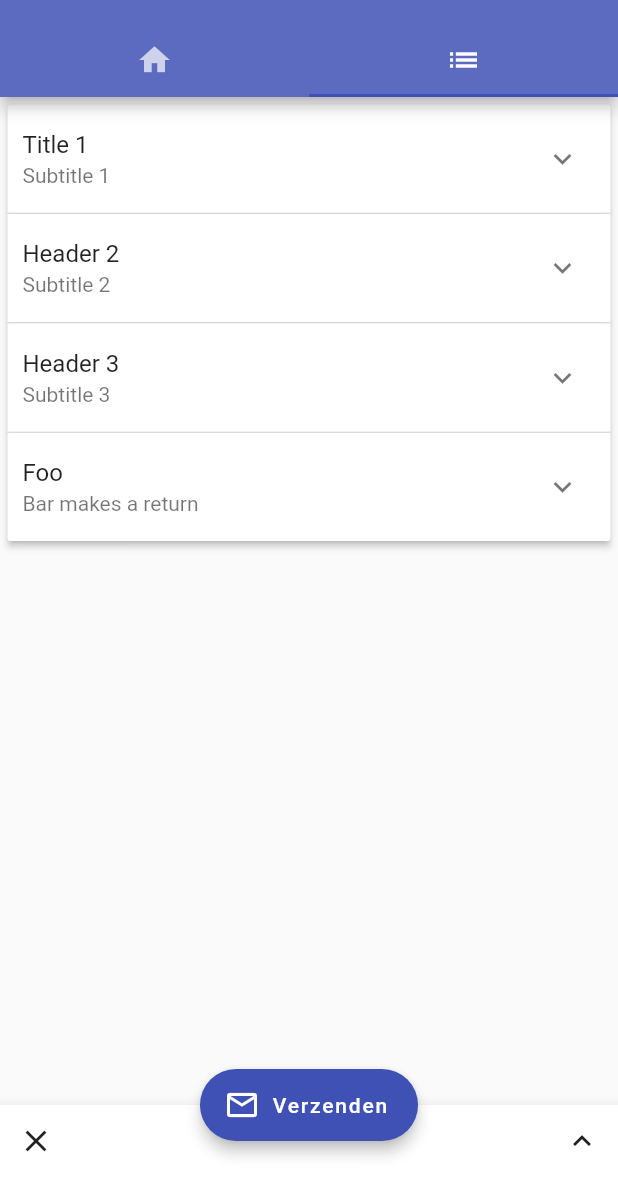
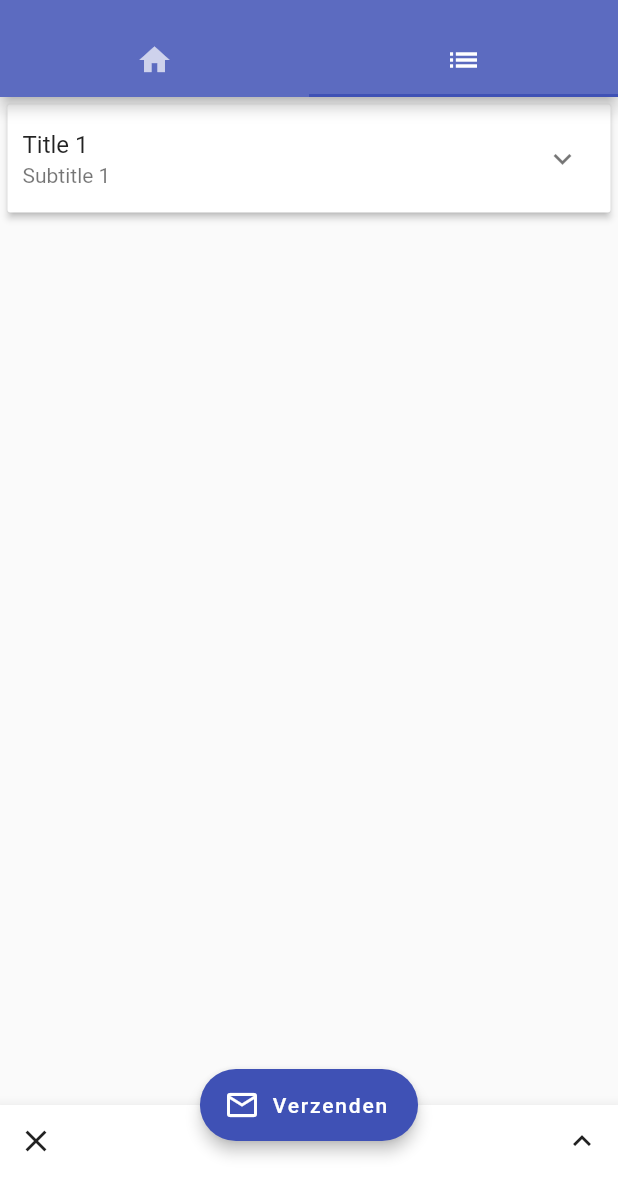
Before and after one commit to Kwonunn/arriva_app, a Flutter app: the screen it shows after launch, tab 2 chosen, after a tap on "Verzenden", on a phone screen of 412 x 824 dp, the part 59-1236 px from its top. Run offline on Flutter 3.47's test engine with Material 2 defaults, Android fonts, the phone set to English and light mode, and no system bars.

Commit message:
Moved questions to same page for formkey

```diff
--- a/lib/main.dart
+++ b/lib/main.dart
@@ -1,7 +1,8 @@
 import 'package:flutter/material.dart';
-import 'package:arriva_app/questions.dart';
+// import 'package:arriva_app/questions.dart';
 
 void main() => runApp(MyApp());
+final GlobalKey<FormState> _formKey = GlobalKey<FormState>();
 
 class MyApp extends StatelessWidget {
   // This widget is the root of your application.
@@ -18,6 +19,7 @@ class MyApp extends StatelessWidget {
     );
   }
 }
+
 
 class MyHomePage extends StatefulWidget {
   MyHomePage({Key key, this.title}) : super(key: key);
@@ -38,19 +40,14 @@ class MyHomePage extends StatefulWidget {
 }
 
 class _MyHomePageState extends State<MyHomePage> {
-  int _counter = 0;
+  GlobalKey<FormState> _formKey;
 
-  void _incrementCounter() {
-    setState(() {
-      _counter++;
-    });
+  void _sendForm() {
+    _formKey;
   }
 
   void _clearFields() {
     // Do nothing for now
-    setState(() {
-      _counter = 0;
-    });
   }
 
   void _foldAllFields() {
@@ -82,21 +79,20 @@ class _MyHomePageState extends State<MyHomePage> {
                   children: <Widget>[
                     Image.asset("images/arriva_logo.png"),
                     Container(
-                      margin: EdgeInsets.all(20),
-                      child: Text("Arriva homepagina tekst bleh")
-                    ),
+                        margin: EdgeInsets.all(20),
+                        child: Text("Arriva homepagina tekst bleh")),
                   ],
                 ),
               ),
               // Invul tab
-              QuestionList(),
+              QuestionList()
             ],
           ),
           floatingActionButton: FloatingActionButton.extended(
             label: Text('Verzenden'),
             icon: Icon(Icons.mail_outline),
             tooltip: 'Verzenden',
-            onPressed: _incrementCounter,
+            onPressed: _sendForm,
             elevation: 4.0,
           ),
           floatingActionButtonLocation:
@@ -120,3 +116,91 @@ class _MyHomePageState extends State<MyHomePage> {
         ));
   }
 }
+
+class QuestionList extends StatefulWidget {
+  QuestionList({Key key}) : super(key: key);
+
+  QuestionListState createState() => QuestionListState();
+}
+
+class QuestionListState extends State<QuestionList> {
+
+  Widget build(BuildContext context) {
+    return SingleChildScrollView(
+        child: Form(
+            key: _formKey,
+            child: Container(
+                padding: EdgeInsets.all(5),
+                child: ExpansionPanelList(
+                  expansionCallback: (int index, bool isExpanded) {
+                    setState(() {
+                      questions[index].isExpanded = !isExpanded;
+                    });
+                  },
+                  children: questions.map<ExpansionPanel>((QuestionBox item) {
+                    return ExpansionPanel(
+                      canTapOnHeader: true,
+                      headerBuilder: (BuildContext context, bool isExpanded) {
+                        return ListTile(
+                          contentPadding:
+                              EdgeInsets.symmetric(horizontal: 10, vertical: 0),
+                          title: item.headerValue,
+                          subtitle: item.headerSub,
+                        );
+                      },
+                      body: ListTile(
+                        title: item.expandedBox,
+                      ),
+                      isExpanded: item.isExpanded,
+                    );
+                  }).toList(),
+                ))));
+  }
+}
+
+class QuestionBox {
+  QuestionBox(String headerText, String headerSub, String expandedText) {
+    // Assemble the variables for a single box of title, text and questions.
+    this.headerValue = Text(headerText);
+    this.headerSub = Text(headerSub);
+    this.expandedBox = Column(
+      children: <Widget>[
+        Container(
+          padding: EdgeInsets.all(5),
+          child: Column(
+            children: <Widget>[
+              Text("Vraag 1"),
+              TextFormField()
+            ],
+          ),
+        ),
+        Container(
+            padding: EdgeInsets.all(5),
+            child: Column(
+              children: <Widget>[
+                Text("Vraag 2"),
+                TextFormField(),
+              ],
+            ))
+      ],
+    );
+    this.isExpanded = false;
+  }
+
+  Text headerValue;
+  Text headerSub;
+  Widget expandedBox;
+  bool isExpanded;
+}
+
+final List<QuestionBox> questions = [
+  QuestionBox("Title 1", "Subtitle 1",
+      "Lorem ipsum dolor sit amet, consectetur adipiscing elit. Nam porttitor ligula in eleifend mattis. In hac habitasse platea dictumst. Donec ullamcorper purus tempor sem iaculis ullamcorper nec at magna. Curabitur tempor diam blandit massa laoreet auctor. Aenean a sem blandit, mattis ex vel, sagittis eros. Nulla a magna laoreet velit pretium tincidunt. Nullam id varius quam. Pellentesque semper dui lorem, in malesuada diam venenatis molestie."),
+];
+
+// QuestionBox("Header 2", "Subtitle 2",
+//     "Nulla facilisi. Nam sed erat vel lorem suscipit finibus. Aliquam tincidunt vulputate justo, sed faucibus nisi gravida vel. Donec in ultricies risus. Nam ut nunc mauris. Nullam viverra maximus leo, vitae elementum turpis tristique eu. Nam velit arcu, consequat in risus eu, varius tincidunt enim. Phasellus tempus augue ut sapien tincidunt, ac venenatis leo maximus. Maecenas maximus nec ante et sagittis. Duis ac condimentum magna, nec lobortis ipsum. Sed rutrum aliquam leo vitae luctus. Aliquam eget semper turpis, eget dapibus dolor. Sed pellentesque mi id commodo vehicula. Nulla eu rhoncus sem, at tempus justo. Vestibulum massa odio, fringilla vitae aliquam non, sollicitudin vel turpis."),
+// QuestionBox("Header 3", "Subtitle 3",
+//     "Fusce interdum est sapien, eget molestie libero convallis non. Etiam imperdiet facilisis condimentum. Aenean pretium augue tortor, eget commodo quam dictum non. Aenean dapibus orci non dui ornare ornare. Praesent pulvinar ut mauris quis gravida. Nullam mattis viverra justo, eget posuere velit imperdiet sed. Donec bibendum id nulla eu rutrum. Duis feugiat, neque ut ultrices pellentesque, lectus dui mollis purus, et aliquet erat velit eget enim. Nulla nunc enim, convallis et dolor non, faucibus maximus erat. Curabitur sed pharetra libero. Proin at metus ligula. Integer eget lorem tortor. Pellentesque sodales felis turpis, vel imperdiet nibh commodo at."),
+// QuestionBox("Foo", "Bar makes a return",
+//     "Mauris at enim consectetur, ultricies lorem sit amet, porttitor lectus. Nam cursus consectetur egestas. Nunc aliquet urna sit amet lacus porta facilisis vitae ac velit. Phasellus sollicitudin, lacus non posuere imperdiet, elit leo auctor ligula, in aliquet massa nisi dictum lectus. Vivamus auctor dapibus commodo. Curabitur in accumsan orci. Vivamus turpis risus, accumsan vel porta a, fermentum ac quam. Pellentesque posuere nisi vitae libero maximus tempor. Nunc consectetur ipsum tellus, et ultricies sapien dignissim non. Aenean ornare ex sed ornare venenatis. Duis blandit nisl nec arcu blandit efficitur. Praesent sit amet neque vitae sem cursus malesuada. Cras eget pretium ipsum."),
--- a/lib/questions.dart
+++ b/lib/questions.dart
@@ -1,4 +1,5 @@
 import 'package:flutter/material.dart';
+import 'package:arriva_app/main.dart';
 
 class QuestionList extends StatefulWidget {
   QuestionList({Key key}) : super(key: key);
@@ -7,8 +8,11 @@ class QuestionList extends StatefulWidget {
 }
 
 class QuestionListState extends State<QuestionList> {
+
   Widget build(BuildContext context) {
     return SingleChildScrollView(
+        child: Form(
+            key: _formKey,
             child: Container(
                 padding: EdgeInsets.all(5),
                 child: ExpansionPanelList(
@@ -22,43 +26,65 @@ class QuestionListState extends State<QuestionList> {
                       canTapOnHeader: true,
                       headerBuilder: (BuildContext context, bool isExpanded) {
                         return ListTile(
-                      contentPadding: EdgeInsets.symmetric(horizontal: 10, vertical: 0),
+                          contentPadding:
+                              EdgeInsets.symmetric(horizontal: 10, vertical: 0),
                           title: item.headerValue,
                           subtitle: item.headerSub,
                         );
                       },
                       body: ListTile(
-                    title: item.expandedValue,
+                        title: item.expandedBox,
                       ),
                       isExpanded: item.isExpanded,
                     );
                   }).toList(),
-            )));
+                ))));
   }
 }
 
 class QuestionBox {
   QuestionBox(String headerText, String headerSub, String expandedText) {
+    // Assemble the variables for a single box of title, text and questions.
     this.headerValue = Text(headerText);
     this.headerSub = Text(headerSub);
-    this.expandedValue =
-        Container(child: Text(expandedText), padding: EdgeInsets.all(10));
+    this.expandedBox = Column(
+      children: <Widget>[
+        Container(
+          padding: EdgeInsets.all(5),
+          child: Column(
+            children: <Widget>[
+              Text("Vraag 1"),
+              TextFormField()
+            ],
+          ),
+        ),
+        Container(
+            padding: EdgeInsets.all(5),
+            child: Column(
+              children: <Widget>[
+                Text("Vraag 2"),
+                TextFormField(),
+              ],
+            ))
+      ],
+    );
     this.isExpanded = false;
   }
 
   Text headerValue;
   Text headerSub;
-  Widget expandedValue;
+  Widget expandedBox;
   bool isExpanded;
 }
 
 final List<QuestionBox> questions = [
   QuestionBox("Title 1", "Subtitle 1",
       "Lorem ipsum dolor sit amet, consectetur adipiscing elit. Nam porttitor ligula in eleifend mattis. In hac habitasse platea dictumst. Donec ullamcorper purus tempor sem iaculis ullamcorper nec at magna. Curabitur tempor diam blandit massa laoreet auctor. Aenean a sem blandit, mattis ex vel, sagittis eros. Nulla a magna laoreet velit pretium tincidunt. Nullam id varius quam. Pellentesque semper dui lorem, in malesuada diam venenatis molestie."),
-  QuestionBox("Header 2", "Subtitle 2",
-      "Nulla facilisi. Nam sed erat vel lorem suscipit finibus. Aliquam tincidunt vulputate justo, sed faucibus nisi gravida vel. Donec in ultricies risus. Nam ut nunc mauris. Nullam viverra maximus leo, vitae elementum turpis tristique eu. Nam velit arcu, consequat in risus eu, varius tincidunt enim. Phasellus tempus augue ut sapien tincidunt, ac venenatis leo maximus. Maecenas maximus nec ante et sagittis. Duis ac condimentum magna, nec lobortis ipsum. Sed rutrum aliquam leo vitae luctus. Aliquam eget semper turpis, eget dapibus dolor. Sed pellentesque mi id commodo vehicula. Nulla eu rhoncus sem, at tempus justo. Vestibulum massa odio, fringilla vitae aliquam non, sollicitudin vel turpis."),
-  QuestionBox("Header 3", "Subtitle 3",
-      "Fusce interdum est sapien, eget molestie libero convallis non. Etiam imperdiet facilisis condimentum. Aenean pretium augue tortor, eget commodo quam dictum non. Aenean dapibus orci non dui ornare ornare. Praesent pulvinar ut mauris quis gravida. Nullam mattis viverra justo, eget posuere velit imperdiet sed. Donec bibendum id nulla eu rutrum. Duis feugiat, neque ut ultrices pellentesque, lectus dui mollis purus, et aliquet erat velit eget enim. Nulla nunc enim, convallis et dolor non, faucibus maximus erat. Curabitur sed pharetra libero. Proin at metus ligula. Integer eget lorem tortor. Pellentesque sodales felis turpis, vel imperdiet nibh commodo at."),
-  QuestionBox("Foo", "Bar makes a return",
-      "Mauris at enim consectetur, ultricies lorem sit amet, porttitor lectus. Nam cursus consectetur egestas. Nunc aliquet urna sit amet lacus porta facilisis vitae ac velit. Phasellus sollicitudin, lacus non posuere imperdiet, elit leo auctor ligula, in aliquet massa nisi dictum lectus. Vivamus auctor dapibus commodo. Curabitur in accumsan orci. Vivamus turpis risus, accumsan vel porta a, fermentum ac quam. Pellentesque posuere nisi vitae libero maximus tempor. Nunc consectetur ipsum tellus, et ultricies sapien dignissim non. Aenean ornare ex sed ornare venenatis. Duis blandit nisl nec arcu blandit efficitur. Praesent sit amet neque vitae sem cursus malesuada. Cras eget pretium ipsum."),
 ];
+
+// QuestionBox("Header 2", "Subtitle 2",
+//     "Nulla facilisi. Nam sed erat vel lorem suscipit finibus. Aliquam tincidunt vulputate justo, sed faucibus nisi gravida vel. Donec in ultricies risus. Nam ut nunc mauris. Nullam viverra maximus leo, vitae elementum turpis tristique eu. Nam velit arcu, consequat in risus eu, varius tincidunt enim. Phasellus tempus augue ut sapien tincidunt, ac venenatis leo maximus. Maecenas maximus nec ante et sagittis. Duis ac condimentum magna, nec lobortis ipsum. Sed rutrum aliquam leo vitae luctus. Aliquam eget semper turpis, eget dapibus dolor. Sed pellentesque mi id commodo vehicula. Nulla eu rhoncus sem, at tempus justo. Vestibulum massa odio, fringilla vitae aliquam non, sollicitudin vel turpis."),
+// QuestionBox("Header 3", "Subtitle 3",
+//     "Fusce interdum est sapien, eget molestie libero convallis non. Etiam imperdiet facilisis condimentum. Aenean pretium augue tortor, eget commodo quam dictum non. Aenean dapibus orci non dui ornare ornare. Praesent pulvinar ut mauris quis gravida. Nullam mattis viverra justo, eget posuere velit imperdiet sed. Donec bibendum id nulla eu rutrum. Duis feugiat, neque ut ultrices pellentesque, lectus dui mollis purus, et aliquet erat velit eget enim. Nulla nunc enim, convallis et dolor non, faucibus maximus erat. Curabitur sed pharetra libero. Proin at metus ligula. Integer eget lorem tortor. Pellentesque sodales felis turpis, vel imperdiet nibh commodo at."),
+// QuestionBox("Foo", "Bar makes a return",
+//     "Mauris at enim consectetur, ultricies lorem sit amet, porttitor lectus. Nam cursus consectetur egestas. Nunc aliquet urna sit amet lacus porta facilisis vitae ac velit. Phasellus sollicitudin, lacus non posuere imperdiet, elit leo auctor ligula, in aliquet massa nisi dictum lectus. Vivamus auctor dapibus commodo. Curabitur in accumsan orci. Vivamus turpis risus, accumsan vel porta a, fermentum ac quam. Pellentesque posuere nisi vitae libero maximus tempor. Nunc consectetur ipsum tellus, et ultricies sapien dignissim non. Aenean ornare ex sed ornare venenatis. Duis blandit nisl nec arcu blandit efficitur. Praesent sit amet neque vitae sem cursus malesuada. Cras eget pretium ipsum."),
```
Lines whose indentation alone changed are shown as unchanged.
